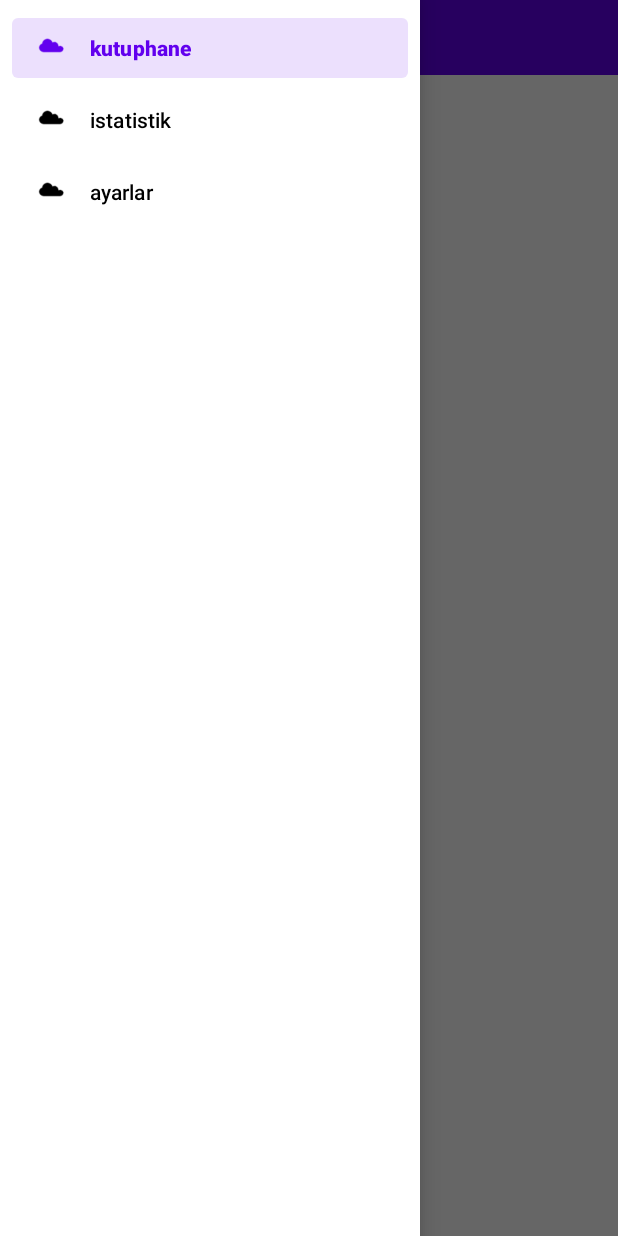
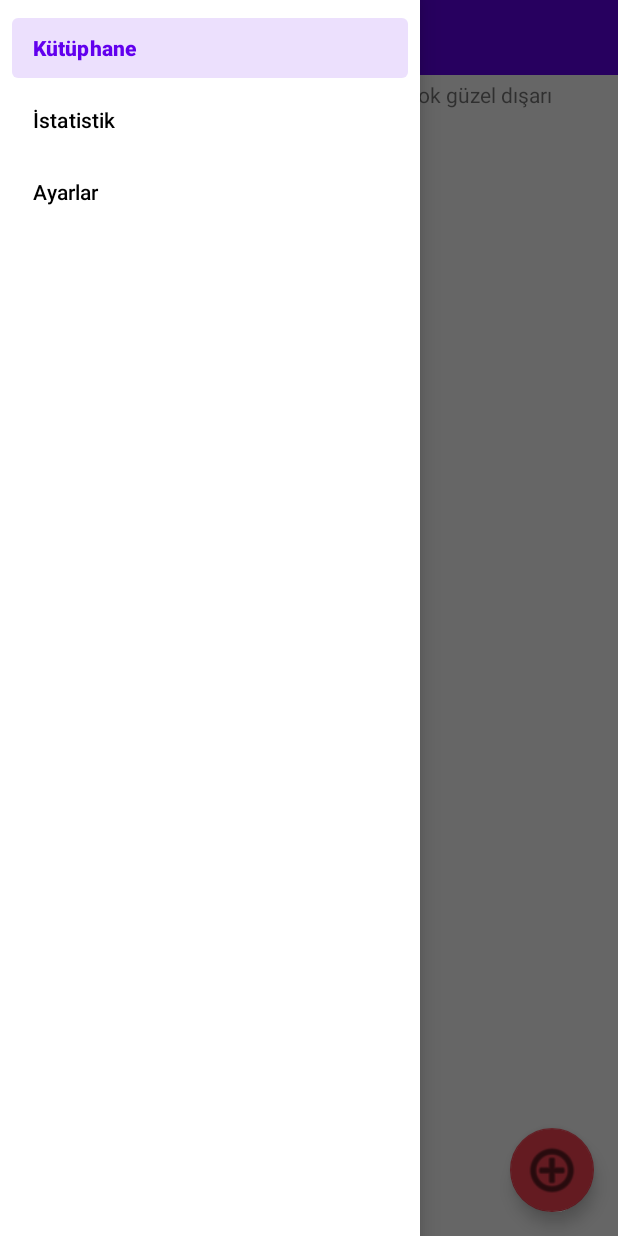
Before and after one commit to salih191/GamerControl, an Android app: the screen it shows after launch (MainActivity), with the side drawer open, on a phone screen of 412 x 824 dp. Run offline under Robolectric (Android 15) with nearby library versions, the phone set to English and light mode, and no system bars; our stand-ins replace navigation-ui.

Commit message:
bildirim filan eklendi

```diff
--- a/app/src/main/AndroidManifest.xml
+++ b/app/src/main/AndroidManifest.xml
@@ -22,6 +22,7 @@
             </intent-filter>
         </activity>
         <receiver android:name=".ui.yardimciSiniflar.MyBrodcastReceiver" />
+        <receiver android:name=".ui.yardimciSiniflar.MyBrodcastReceiverBildirim" />
     </application>
 
 </manifest>
--- a/app/src/main/java/com/patates/gamercontrol/MainActivity.kt
+++ b/app/src/main/java/com/patates/gamercontrol/MainActivity.kt
@@ -1,6 +1,9 @@
 package com.patates.gamercontrol
 
+import android.app.NotificationChannel
+import android.app.NotificationManager
 import android.content.Context
+import android.os.Build
 import android.os.Bundle
 import android.view.Menu
 import android.view.View
@@ -24,6 +27,7 @@ class MainActivity : AppCompatActivity() {
 
     override fun onCreate(savedInstanceState: Bundle?) {
         Db.createDb(this)
+        createNotificationChannel()
         super.onCreate(savedInstanceState)
 
         binding = ActivityMainBinding.inflate(layoutInflater)
@@ -43,7 +47,6 @@ class MainActivity : AppCompatActivity() {
         )
         setupActionBarWithNavController(navController, appBarConfiguration)
         navView.setupWithNavController(navController)
-        //sql()
     }
 
 
@@ -51,18 +54,16 @@ class MainActivity : AppCompatActivity() {
         val navController = findNavController(R.id.nav_host_fragment_content_main)
         return navController.navigateUp(appBarConfiguration) || super.onSupportNavigateUp()
     }
-    fun sql(): Unit {
-        getListTimes()
-    }
-    fun getListTimes(){
-        var list=Db.getTimeList(this)
-        list.forEach {
-            //var date=Date(it.startTime.time-it.stopTime.time)
-           if(it.stopTime!=null){
-               var int:Int=((it.stopTime!!.time-it.startTime.time)/1000).toInt()
-               var double:Double=int.toDouble()
-               println("game id=${it.gameId} oynama süresi time:${(double/60)} ")
-           }
+    private fun createNotificationChannel(){
+        if (Build.VERSION.SDK_INT>=Build.VERSION_CODES.O){
+            val name ="bildirim"
+            val descriptonText="bildirim açık"
+            val importance = NotificationManager.IMPORTANCE_DEFAULT
+            val channel= NotificationChannel("sona_5dk_kaldi",name,importance).apply {
+                description=descriptonText
+            }
+            val notificationManager:NotificationManager=getSystemService(Context.NOTIFICATION_SERVICE) as NotificationManager
+            notificationManager.createNotificationChannel(channel)
         }
     }
 }
--- a/app/src/main/java/com/patates/gamercontrol/ui/alarm/AlarmActivity.kt
+++ b/app/src/main/java/com/patates/gamercontrol/ui/alarm/AlarmActivity.kt
@@ -53,6 +53,10 @@ class AlarmActivity : AppCompatActivity() {
         }
         btnAlarmErtele.setOnClickListener {
             mp.stop()
+            var i= Intent(applicationContext,MyBrodcastReceiver::class.java)
+            var pi= PendingIntent.getBroadcast(applicationContext,111,i,0)
+            var am=getSystemService(Context.ALARM_SERVICE) as AlarmManager
+            am.set(AlarmManager.RTC_WAKEUP,System.currentTimeMillis()+(5*60*1000),pi)
             finish()
         }
     }
--- a/app/src/main/java/com/patates/gamercontrol/ui/ayarlar/AyarlarFragment.kt
+++ b/app/src/main/java/com/patates/gamercontrol/ui/ayarlar/AyarlarFragment.kt
@@ -75,6 +75,11 @@ class AyarlarFragment : Fragment() {
             }
         }
     }
+    fun sehirSec(sehir:String){
+        context?.let {
+            Sp.add("sehir",sehir,it)
+        }
+    }
     fun allDataRemove(view: View){
         context?.let {
             Sp.allDataRemove(it)
--- a/app/src/main/java/com/patates/gamercontrol/ui/kutuphane/KutuphaneFragment.kt
+++ b/app/src/main/java/com/patates/gamercontrol/ui/kutuphane/KutuphaneFragment.kt
@@ -33,7 +33,7 @@ private lateinit var listeAdapter: GameListReyclerAdaptor
     override fun onViewCreated(view: View, savedInstanceState: Bundle?) {
        context?.let {
            var sehir=Sp.get("sehir",it,"istanbul")
-           weatherTask(sehir.toLowerCase(),txtsicaklik,imageViewHava,it).execute()
+           weatherTask(sehir.toLowerCase(),txtsicaklik,imageViewHava,it,textViewHavaNasil).execute()
            games= Db.getGameList(it)
            var alarm= Sp.get<Int>("Alarm",it)
            if(alarm!=0){
--- a/app/src/main/java/com/patates/gamercontrol/ui/yardimciSiniflar/Db.kt
+++ b/app/src/main/java/com/patates/gamercontrol/ui/yardimciSiniflar/Db.kt
@@ -7,7 +7,6 @@ import java.util.*
 import kotlin.collections.ArrayList
 
 object Db {
-    //oyun silme yaz
     fun createDb(context: Context){
         try {
             val db=context.openOrCreateDatabase("Games", Context.MODE_PRIVATE,null)
--- /dev/null
+++ b/app/src/main/res/layout/fragment_library.xml
@@ -0,0 +1,69 @@
+<?xml version="1.0" encoding="utf-8"?>
+<androidx.constraintlayout.widget.ConstraintLayout xmlns:android="http://schemas.android.com/apk/res/android"
+    xmlns:app="http://schemas.android.com/apk/res-auto"
+    xmlns:tools="http://schemas.android.com/tools"
+    android:layout_width="match_parent"
+    android:layout_height="match_parent"
+    tools:context=".ui.kutuphane.KutuphaneFragment">
+
+    <include
+        android:id="@+id/bildirimIkonu"
+        layout="@layout/bell"
+        android:layout_width="wrap_content"
+        android:layout_height="wrap_content"
+        android:visibility="visible"
+        app:layout_constraintBottom_toBottomOf="parent"
+        app:layout_constraintEnd_toEndOf="parent"
+        app:layout_constraintHorizontal_bias="0.981"
+        app:layout_constraintStart_toStartOf="parent"
+        app:layout_constraintTop_toTopOf="parent"
+        app:layout_constraintVertical_bias="0.008" />
+
+    <com.google.android.material.floatingactionbutton.FloatingActionButton
+        android:id="@+id/fab"
+        android:layout_width="wrap_content"
+        android:layout_height="wrap_content"
+        android:layout_gravity="bottom|end"
+        android:layout_margin="@dimen/fab_margin"
+        android:layout_marginEnd="16dp"
+        android:layout_marginBottom="20dp"
+        app:backgroundTint="#fa4454"
+        app:layout_constraintBottom_toBottomOf="parent"
+        app:layout_constraintEnd_toEndOf="parent"
+        app:maxImageSize="40dp"
+        app:srcCompat="@android:drawable/ic_menu_add" />
+
+    <androidx.recyclerview.widget.RecyclerView
+        android:id="@+id/recyclerView"
+        android:layout_width="match_parent"
+        android:layout_height="0dp"
+        app:layout_constraintBottom_toBottomOf="parent"
+        app:layout_constraintEnd_toEndOf="parent"
+        app:layout_constraintHorizontal_bias="1.0"
+        app:layout_constraintStart_toStartOf="parent"
+        app:layout_constraintTop_toBottomOf="@+id/constraintLayout">
+
+    </androidx.recyclerview.widget.RecyclerView>
+
+    <androidx.constraintlayout.widget.ConstraintLayout
+        android:id="@+id/constraintLayout"
+        android:layout_width="0dp"
+        android:layout_height="wrap_content"
+        android:layout_marginTop="3dp"
+        app:layout_constraintEnd_toEndOf="parent"
+        app:layout_constraintHorizontal_bias="1.0"
+        app:layout_constraintStart_toStartOf="parent"
+        app:layout_constraintTop_toBottomOf="@+id/bildirimIkonu">
+
+        <include
+            layout="@layout/hava_durumu"
+            android:layout_width="0dp"
+            android:layout_height="wrap_content"
+            app:layout_constraintBottom_toBottomOf="parent"
+            app:layout_constraintEnd_toEndOf="parent"
+            app:layout_constraintStart_toStartOf="parent"
+            app:layout_constraintTop_toTopOf="parent" />
+
+    </androidx.constraintlayout.widget.ConstraintLayout>
+
+</androidx.constraintlayout.widget.ConstraintLayout>
--- a/app/src/main/res/layout/hava_durumu.xml
+++ b/app/src/main/res/layout/hava_durumu.xml
@@ -30,7 +30,7 @@
         />
 
     <TextView
-        android:id="@+id/textView4"
+        android:id="@+id/textViewHavaNasil"
         android:layout_width="195dp"
         android:layout_height="36dp"
         android:layout_marginTop="4dp"
--- a/app/src/main/res/menu/activity_main_drawer.xml
+++ b/app/src/main/res/menu/activity_main_drawer.xml
@@ -6,15 +6,12 @@
     <group android:checkableBehavior="single">
         <item
             android:id="@+id/nav_kutuphane"
-            android:icon="@drawable/bulut"
-            android:title="kutuphane" />
+            android:title="Kütüphane" />
         <item
             android:id="@+id/nav_istatistik"
-            android:icon="@drawable/bulut"
-            android:title="istatistik" />
+            android:title="İstatistik" />
         <item
             android:id="@+id/nav_ayarlar"
-            android:icon="@drawable/bulut"
-            android:title="ayarlar" />
+            android:title="Ayarlar" />
     </group>
 </menu>
```
Also changed, not shown: app/src/main/java/com/patates/gamercontrol/ui/oyunaBasla/OyunaBaslaFragment.kt (+34 -16 lines), app/src/main/java/com/patates/gamercontrol/ui/yardimciSiniflar/JavaAraclari.java (+0 -59 lines), app/src/main/java/com/patates/gamercontrol/ui/yardimciSiniflar/MyBrodcastReceiverBildirim.kt (+17 -1 lines), app/src/main/java/com/patates/gamercontrol/ui/yardimciSiniflar/weatherTask.kt (+13 -2 lines), app/src/main/res/menu/main.xml (deleted, +0 -9 lines).
